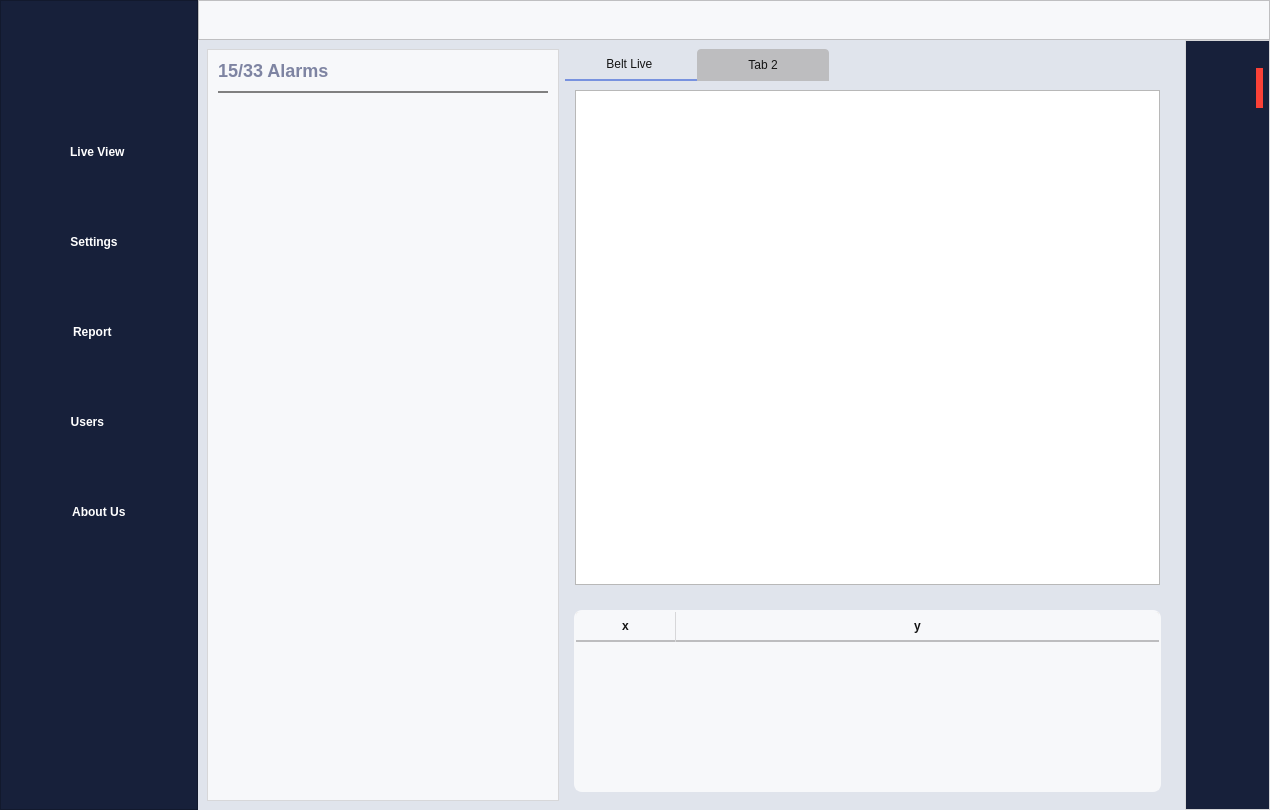
First picture: the form in UIFiles/main_UI.ui, repository DORSA-co/MSC_Conveyor, before the edit.
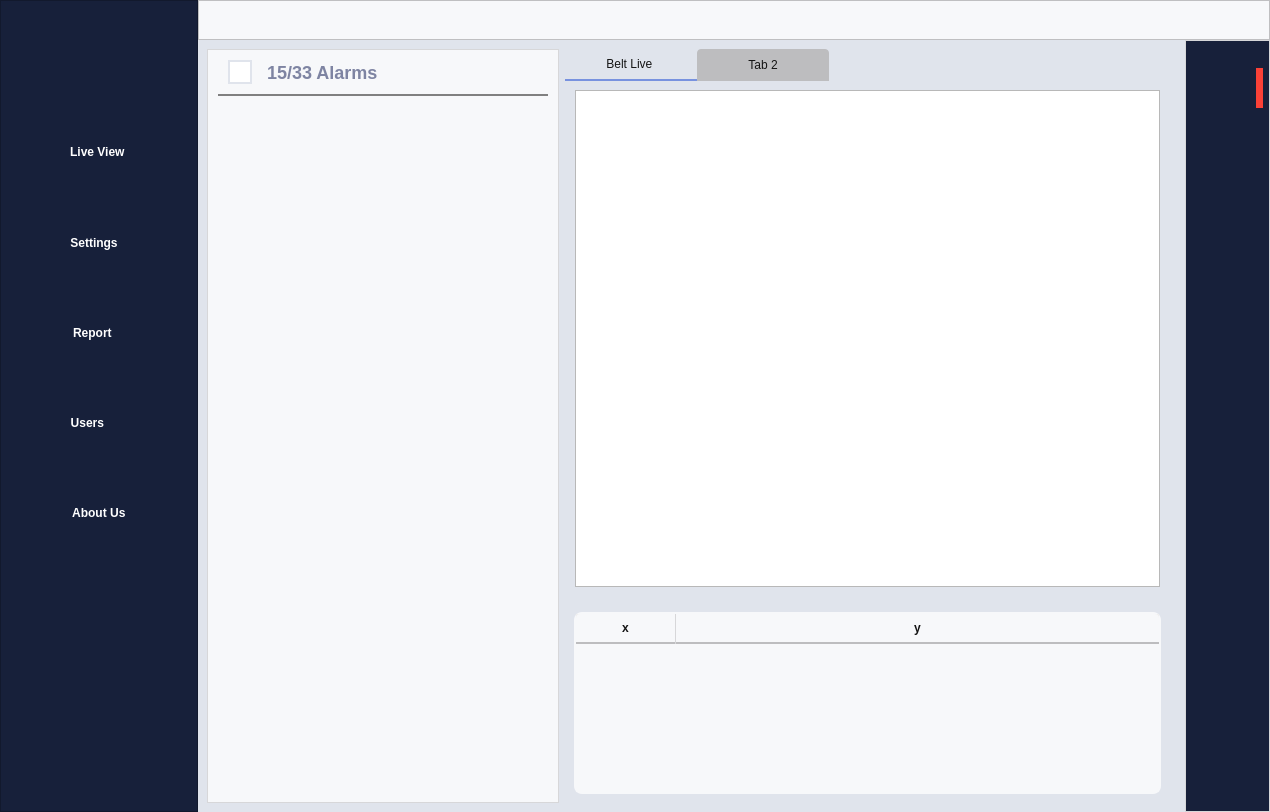
Second picture: the form after the edit. The open tabs and pages were chosen to show the change. Icons and pictures are not drawn. Custom widgets are drawn as their Qt base class.

Commit message: notif remove added, select notif added, slider complete

The edit to the form file:
```diff
--- a/UIFiles/main_UI.ui
+++ b/UIFiles/main_UI.ui
@@ -7,7 +7,7 @@
     <x>0</x>
     <y>0</y>
     <width>1270</width>
-    <height>810</height>
+    <height>812</height>
    </rect>
   </property>
   <property name="windowTitle">
@@ -1042,8 +1042,11 @@
                </property>
                <item>
                 <layout class="QHBoxLayout" name="horizontalLayout_10">
+                 <property name="spacing">
+                  <number>15</number>
+                 </property>
                  <property name="leftMargin">
-                  <number>0</number>
+                  <number>10</number>
                  </property>
                  <property name="topMargin">
                   <number>0</number>
@@ -1051,6 +1054,56 @@
                  <property name="bottomMargin">
                   <number>10</number>
                  </property>
+                 <item>
+                  <widget class="QCheckBox" name="select_all_notif_checkbox">
+                   <property name="enabled">
+                    <bool>true</bool>
+                   </property>
+                   <property name="sizePolicy">
+                    <sizepolicy hsizetype="Fixed" vsizetype="Fixed">
+                     <horstretch>0</horstretch>
+                     <verstretch>0</verstretch>
+                    </sizepolicy>
+                   </property>
+                   <property name="styleSheet">
+                    <string notr="true">QCheckBox {
+    spacing: 0px;
+}
+
+QCheckBox::indicator {
+    width: 20px;
+    height: 20px;
+}
+
+/* Unchecked State */
+QCheckBox::indicator:unchecked {
+    border: 2px solid #E0E4EC;
+    background-color: white;
+}
+
+/* Checked State */
+QCheckBox::indicator:checked {
+    border: 2px solid #7892DF;
+    background-color: #7892DF;
+    image: url(:/icons/icons/tick.png)  /* Path to your check mark icon */
+}
+
+/* Hover State */
+QCheckBox::indicator:hover {
+    border: 2px solid rgba(194, 197, 204, 255);
+}
+
+/* Disabled State */
+QCheckBox::indicator:disabled {
+    border: 2px solid #E0E4EC;
+    background-color: #F6F6F6;
+}</string>
+                   </property>
+                   <property name="text">
+                    <string/>
+                   </property>
+                  </widget>
+                 </item>
                  <item>
                   <widget class="QLabel" name="alarms_count_lbl">
                    <property name="styleSheet">
@@ -1099,7 +1152,7 @@
                     <x>0</x>
                     <y>0</y>
                     <width>330</width>
-                    <height>670</height>
+                    <height>664</height>
                    </rect>
                   </property>
                   <property name="styleSheet">
```
Left out of the diff: 14 changed lines with no effect on the pictures. The commit also changes 57 other files.
